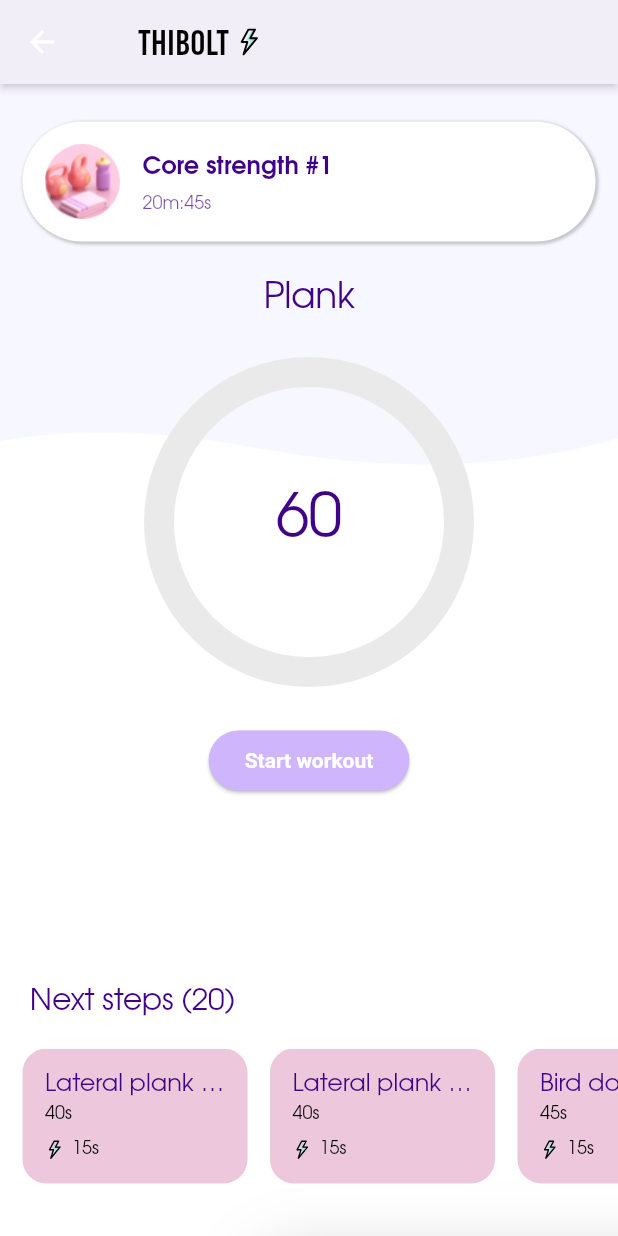
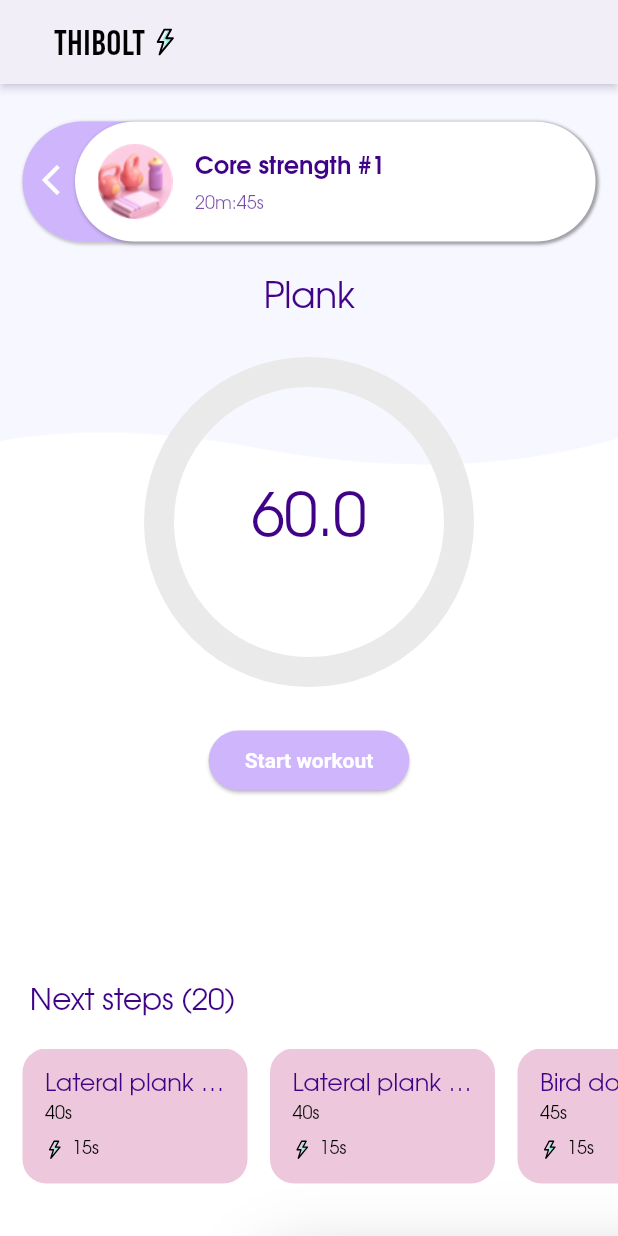
Before and after one commit to Baldtech/thibolt, a Flutter app: the screen it shows after launch, after a tap on "Core strength #1", on a phone screen of 412 x 824 dp. Run offline on Flutter 3.47's test engine with Material 3 defaults, Android fonts, the light colour scheme and no system bars; drawn by our look-alikes of circular_countdown_timer; our stand-ins replace flutter_svg.

Commit message:
back button + fixes (#9)

```diff
--- a/lib/common/app_bar.dart
+++ b/lib/common/app_bar.dart
@@ -6,6 +6,7 @@ class NavBar extends StatelessWidget implements PreferredSizeWidget {
   @override
   Widget build(BuildContext context) {
     return AppBar(
+      automaticallyImplyLeading: false,
       title: Row(
         children: [
           const SizedBox(width: 20),
--- a/lib/common/card.dart
+++ b/lib/common/card.dart
@@ -29,7 +29,8 @@ class BaseCard extends StatelessWidget {
               1.0,
             ),
           ),
-          ]),
+        ],
+      ),
       child: Row(
         children: [
           Padding(
@@ -46,15 +47,17 @@ class BaseCard extends StatelessWidget {
                   title,
                   style: Theme.of(context).textTheme.displayMedium!.copyWith(
                       color: Theme.of(context).colorScheme.primary,
-                    fontWeight: FontWeight.w700
-                  ),
+                      fontWeight: FontWeight.w700),
                   overflow: TextOverflow.ellipsis,
                 ),
                 const SizedBox(height: 7),
                 Text(
-                  subTitle == null ? '' : subTitle!,
+                  subTitle ?? '',
                   style: Theme.of(context).textTheme.displaySmall!.copyWith(
-                    color: Theme.of(context).colorScheme.primary.withOpacity(0.7),
+                        color: Theme.of(context)
+                            .colorScheme
+                            .primary
+                            .withOpacity(0.7),
                       ),
                   overflow: TextOverflow.ellipsis,
                 ),
--- a/lib/models/step.dart
+++ b/lib/models/step.dart
@@ -31,9 +31,9 @@ class StepModel {
       }
     }
     else {
-      steps.add(StepModel(name: 'Plank', duration: 5, restDuration: 10));
+      steps.add(StepModel(name: 'Plank', duration: 4, restDuration: 10));
       steps.add(StepModel(name: 'Plank 2', duration: 5, restDuration: 10));
-      steps.add(StepModel(name: 'Plank 3', duration: 5, restDuration: 10));
+      steps.add(StepModel(name: 'Plank 3', duration: 6, restDuration: 10));
     }
 
     return steps;
--- a/lib/pages/details.dart
+++ b/lib/pages/details.dart
@@ -21,7 +21,6 @@ class _DetailsPageState extends State<DetailsPage> {
   List<StepModel> _nextSteps = [];
   int _currentStepIndex = 0;
   String _actionText = 'Start workout';
-  bool _flag = false;
   String _titleText = "";
 
   void _getInitialInfo() {
@@ -59,7 +58,7 @@ class _DetailsPageState extends State<DetailsPage> {
             child: Column(
               children: [
                 const SizedBox(height: 10),
-                _title(),
+                _titleWidget(context),
                 const SizedBox(height: 10),
                 _current(context),
                 const SizedBox(height: 35),
@@ -72,9 +71,45 @@ class _DetailsPageState extends State<DetailsPage> {
     );
   }
 
-  Padding _title() {
+  Padding _titleWidget(BuildContext context) {
     return Padding(
                 padding: const EdgeInsets.all(15),
+                child: Stack(
+                  children: [
+                    Container(
+                      height: 80,
+                      decoration: BoxDecoration(
+                          color: Theme.of(context).colorScheme.secondary,
+                          borderRadius: BorderRadius.circular(45),
+                          boxShadow: [
+                            BoxShadow(
+                              color: Theme.of(context)
+                                  .shadowColor
+                                  .withOpacity(0.2),
+                              blurRadius: 1.0,
+                              spreadRadius: 1.0,
+                              offset: const Offset(
+                                1.0,
+                                1.0,
+                              ),
+                            ),
+                          ]),
+                    ),
+                    Positioned(
+                        top: 27,
+                        left: 13,
+                        child: GestureDetector(
+                          onTap: () {
+                            Navigator.pop(context);
+                          },
+                          child: const Icon(
+                            Icons.arrow_back_ios,
+                            color: Colors.white,
+                          ),
+                        )),
+                    Positioned.fill(
+                      top: 0,
+                      left: 35,
                       child: BaseCard(
                         title: widget.workout.name,
                         subTitle: Utils.formatTime(widget.workout.duration),
@@ -82,8 +117,12 @@ class _DetailsPageState extends State<DetailsPage> {
                           image: AssetImage('assets/icons/illu_top.png'),
                         ),
                       ),
+                    ),
+                  ],
+                ),
               );
   }
+
 
   Column _current(context) {
     return Column(
@@ -128,48 +167,32 @@ class _DetailsPageState extends State<DetailsPage> {
                 fontSize: 40,
                 fontWeight: FontWeight.w300),
             textFormat: CountdownTextFormat.S,
-            isReverse: false,
+            isReverse: true,
             isReverseAnimation: false,
             isTimerTextShown: true,
-            onStart: () {
-              debugPrint('Countdown Started');
-            },
             onComplete: () {
-              debugPrint('Countdown Ended');
-
-              if (!_flag) {
               setState(() {
-                  _flag = true;
                 _currentStepIndex++;
               });
 
               if (_currentStepIndex >= steps.length) {
                 setState(() {
                   _currentStepIndex = 0;
+                  _duration = steps[_currentStepIndex].duration;
                   _actionText = 'Start workout';
                 });
-                  _controller.pause();
-                } else {
-                  _controller.start();
-                }
+                _controller.reset();
               } else {
                 setState(() {
-                  _flag = false;
+                  _duration = steps[_currentStepIndex].duration;
                 });
+                _controller.restart(
+                    duration: steps[_currentStepIndex].duration);
               }
             },
-            onChange: (String timeStamp) {
-              debugPrint('Countdown Changed $timeStamp');
-            },
             timeFormatterFunction: (defaultFormatterFunction, duration) {
-              debugPrint(duration.inSeconds.toString());
-              if (duration.inSeconds == 0) {
-                return _duration;
-              } else if (duration.inSeconds == 5) {
-                return _duration;
-              } else {
-                return (_duration - duration.inSeconds).toString();
-              }
+              double seconds = duration.inMilliseconds / 1000;
+              return seconds.toStringAsFixed(1);
             },
           ),
         ),
@@ -180,7 +203,7 @@ class _DetailsPageState extends State<DetailsPage> {
               ),
           onPressed: () {
             if (!_controller.isStarted) {
-              _controller.start();
+              _controller.restart(duration: steps[_currentStepIndex].duration);
               setState(() {
                 _actionText = 'Pause';
               });
@@ -211,7 +234,7 @@ class _DetailsPageState extends State<DetailsPage> {
         Padding(
           padding: const EdgeInsets.only(left: 20),
           child: Text(
-            '${'Next steps (' + _nextSteps.length.toString()})',
+            '${'Next steps (${_nextSteps.length}'})',
             style: Theme.of(context).textTheme.displayLarge?.copyWith(
                 color: Theme.of(context).colorScheme.primary, fontSize: 20),
           ),
```
Lines whose indentation alone changed are shown as unchanged.
